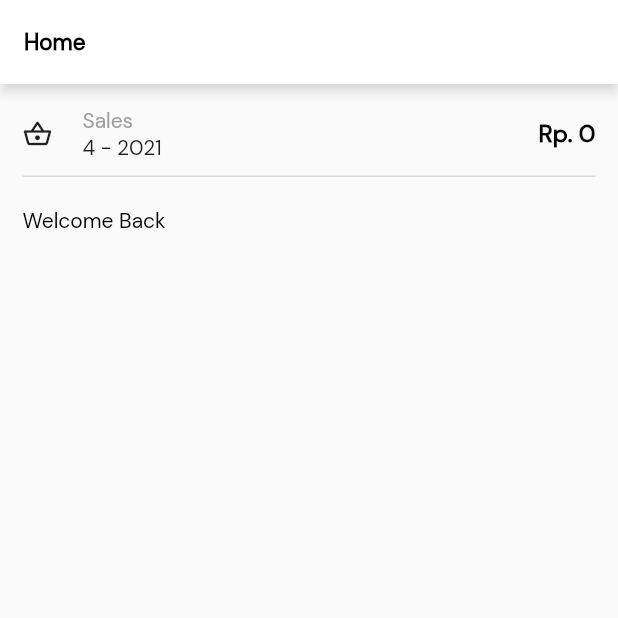
After one commit to qolbudr/Flutter-PointofSales, a Flutter app: the Home screen opened directly, on a phone screen of 412 x 824 dp, the top half of it. The commit adds this screen. Run offline on Flutter 3.47's test engine with Material 2 defaults, Android fonts, the phone set to English and light mode, and no system bars; our stand-ins replace page_transition, shared_preferences; accounts and stored records are empty; network calls fail.

Commit message:
Create homepage 15%

```diff
--- a/lib/main.dart
+++ b/lib/main.dart
@@ -7,6 +7,7 @@ import 'dart:convert';
 import 'package:http/http.dart' as http;
 import 'elements/custom.dart' as custom;
 import 'elements/config.dart';
+import 'page/home.dart' as home;
 
 void main() {
   runApp(new MaterialApp(
@@ -39,17 +40,16 @@ class _SplashState extends State<Splash> {
   }
 
   void checkLogin() async {
-    // SharedPreferences prefs = await SharedPreferences.getInstance();
-    // if(prefs.getString("loginToken") != null) {
+    SharedPreferences prefs = await SharedPreferences.getInstance();
+    if(prefs.getString("loginToken") != null) {
+      Navigator.of(context).pushReplacement(MaterialPageRoute(builder: (_) {
+        return home.Home();
+      }));
+    } else {
       Navigator.of(context).pushReplacement(MaterialPageRoute(builder: (_) {
         return Prepage();
       }));
-    // } else {
-      // Navigator.of(context).pushReplacement(MaterialPageRoute(builder: (_) {
-      //   return false;
-      // }));
-      // return;
-    // }
+    }
   }
 
   void changeSplash() {
@@ -189,6 +189,9 @@ class _LoginState extends State<Login> {
               isLoading = false;
               showStatus = false;
               prefs.setString("loginToken", json["access_token"]);
+              Navigator.of(context).pushReplacement(MaterialPageRoute(builder: (_) {
+                return home.Home();
+              }));
             } else {
               isLoading = false;
               json = {"message":"Login failed wrong username/password"};
--- /dev/null
+++ b/lib/page/home.dart
@@ -0,0 +1,136 @@
+import 'package:flutter/material.dart';
+import 'dart:async';
+import 'package:shared_preferences/shared_preferences.dart';
+import 'package:page_transition/page_transition.dart';
+import 'package:flutter/services.dart';
+import 'dart:convert';
+import 'package:http/http.dart' as http;
+import '../elements/custom.dart' as custom;
+import '../main.dart' as main;
+import '../elements/config.dart';
+
+class Home extends StatefulWidget {
+  @override
+  _HomeState createState() => _HomeState();
+}
+
+class _HomeState extends State<Home> {
+  String date = " ";
+  String username = " ";
+
+  initState() {
+    super.initState();
+    setState(() {
+      getDate();
+      getUser();
+    });
+  }
+
+  void getUser() async {
+    SharedPreferences prefs = await SharedPreferences.getInstance();
+    String token = prefs.getString('loginToken');
+    String key = "Bearer $token";
+    Map<String, dynamic> json;
+
+    final response = await http.get(
+      Uri.parse("$url/api/auth/user"),
+      headers: <String, String> {
+        'Accept': 'application/json',
+        'Authorization': key,
+      },
+    );
+
+    if(response.statusCode == 200) {
+      try {
+        json = jsonDecode(response.body);
+        prefs.setInt('userId', json['id']);
+        prefs.setString('userName', json['username']);
+        prefs.setString('userEmail', json['email']);
+        setState(() {
+          username = json['username'];
+        });
+      } on FormatException catch (e) {
+        logout();
+      }
+    } else {
+      logout();
+    }
+  }
+
+  void getDate() {
+    var now = new DateTime.now().toString();
+    var dateParse = DateTime.parse(now);
+    var formattedDate = "${dateParse.month} - ${dateParse.year}";
+    date = formattedDate;
+  }
+
+  void logout() async {
+    SharedPreferences prefs = await SharedPreferences.getInstance();
+    prefs.clear();
+    Navigator.of(context).pushReplacement(MaterialPageRoute(builder: (_) {
+      return main.Prepage();
+    }));
+  }
+
+  @override
+  Widget build(BuildContext context) {
+    return Scaffold(
+      appBar: AppBar(
+        automaticallyImplyLeading: false,
+        elevation: 3,
+        shadowColor: Colors.black54,
+        iconTheme: IconThemeData(
+          color: Colors.black
+        ),
+        backgroundColor: Colors.white,
+        title: Text("Home", style: TextStyle(color: Colors.black, fontSize: 15, fontWeight: FontWeight.bold))
+      ),
+      body: Container(
+        width: MediaQuery.of(context).size.width,
+        height: MediaQuery.of(context).size.height,
+        padding: EdgeInsets.all(15),
+        child: SingleChildScrollView(
+          child: Column(
+            crossAxisAlignment: CrossAxisAlignment.start,
+            children: [
+              Container(
+                decoration: BoxDecoration(
+                  border: Border(bottom: BorderSide(color: Colors.black12, width: 1)),
+                ),
+                width: MediaQuery.of(context).size.width,
+                padding: EdgeInsets.only(bottom: 10),
+                child: Row(
+                  crossAxisAlignment: CrossAxisAlignment.center,
+                  mainAxisAlignment: MainAxisAlignment.spaceBetween,
+                  children: [
+                    Row(
+                      crossAxisAlignment: CrossAxisAlignment.center,
+                      mainAxisAlignment: MainAxisAlignment.start,
+                      children: [
+                        Container(
+                          margin: EdgeInsets.only(right: 20),
+                          child: Icon(Icons.shopping_basket_outlined, color: Colors.black87, size: 20),
+                        ),
+                        Column(
+                          mainAxisAlignment: MainAxisAlignment.center,
+                          crossAxisAlignment: CrossAxisAlignment.start,
+                          children: [
+                            Text("Sales", style: TextStyle(color: Colors.grey, fontSize: 14)),
+                            Text(date, style: TextStyle(color: Colors.black87, fontSize: 14)),
+                          ],
+                        )
+                      ]
+                    ),
+                    Text("Rp. 0", style: TextStyle(color: Colors.black, fontSize: 16, fontWeight: FontWeight.bold)),
+                  ],
+                ),
+              ),
+              SizedBox(height: 20),
+              Text("Welcome Back $username", style: TextStyle(color: Colors.black, fontSize: 14)),
+            ],
+          ),
+        ),
+      ),
+    );
+  }
+}
```
